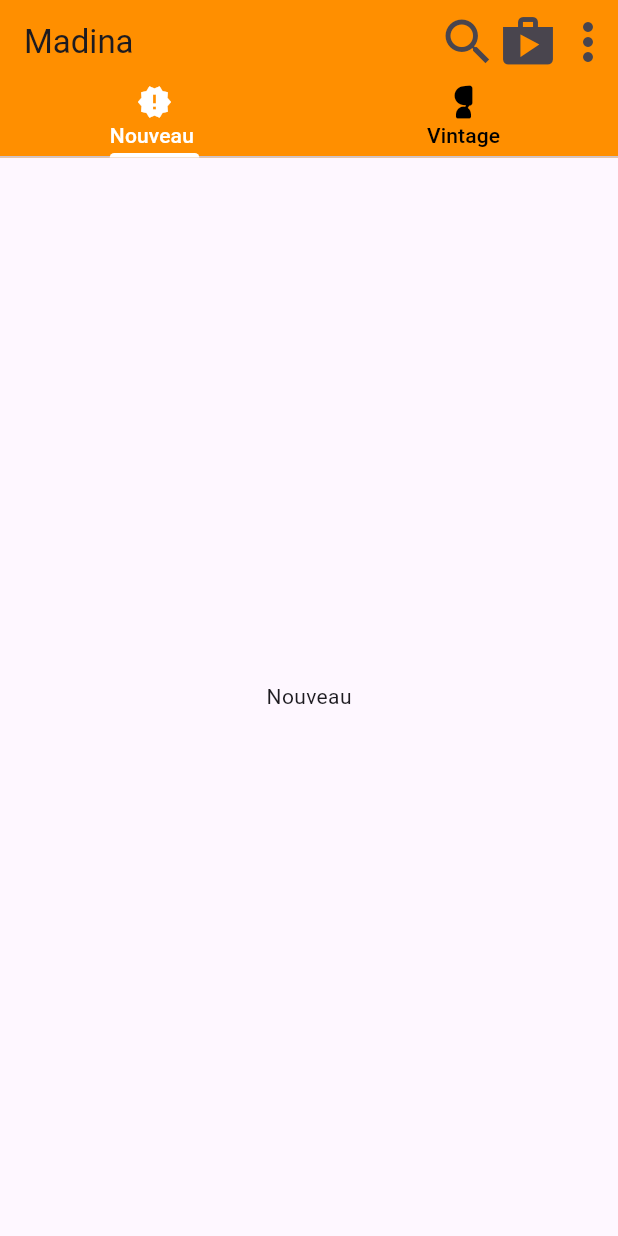
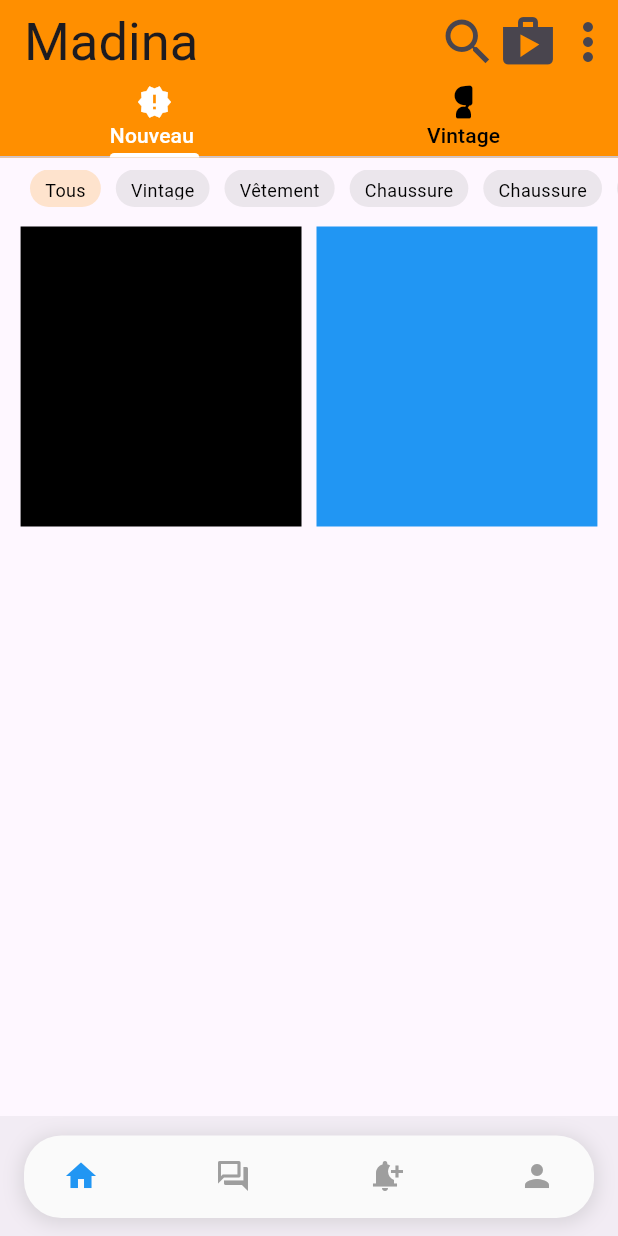
Before and after one commit to ciretaadou/madina, a Flutter app: the screen it shows after launch, on a phone screen of 412 x 824 dp. Run offline on Flutter 3.47's test engine with Material 3 defaults, Android fonts, the light colour scheme and no system bars.

Commit message:
ajout deuxieme commit

```diff
--- a/lib/home_page.dart
+++ b/lib/index/home_page.dart
@@ -14,47 +14,6 @@ class _HomePageState extends State<HomePage> {
   @override
   Widget build(BuildContext context) {
     return  Scaffold(
-      appBar: AppBar(
-        title: Text("Madina"),
-        backgroundColor: col_pp,
-
-          actions: [
-
-            ///----- rechercher
-            GestureDetector(
-              onTap: () {
-
-              },
-              child: Icon(
-                Icons.search, size: 40,
-              ),
-            ),
-
-            ///----- panier
-            GestureDetector(
-              onTap: () {
-
-              },
-              child: Icon(
-                Icons.shop, size: 40,
-              ),
-            ),
-
-            ///----- parametre
-            GestureDetector(
-              onTap: () {
-
-              },
-              child: Icon(
-                Icons.more_vert, size: 40,
-              ),
-            ),
-
-
-
-          ],
-
-      ),
 
 
       body:  DefaultTabController(
--- /dev/null
+++ b/lib/index/index.dart
@@ -0,0 +1,197 @@
+import 'dart:core';
+import 'package:flutter/material.dart';
+import 'package:madina/couleur_page.dart';
+import 'package:madina/index/home_page.dart';
+import 'package:madina/index/message_page.dart';
+import 'package:madina/index/notification_page.dart';
+import 'package:madina/index/profil_page.dart';
+
+
+class IndexMadina extends StatefulWidget {
+
+  @override
+  State<IndexMadina> createState() => _IndexLaureatState();
+
+}
+
+class _IndexLaureatState extends State<IndexMadina> {
+
+  int currentTab = 0;
+
+  /// la page active
+  Widget currentScreen = HomePage();
+
+  final PageStorageBucket bucket = PageStorageBucket();
+
+  @override
+  Widget build(BuildContext context) {
+
+    return Scaffold(
+
+      appBar: AppBar(
+        title: Text("Madina", style: TextStyle(fontSize: 35),),
+        backgroundColor: col_pp,
+
+        actions: [
+
+          ///----- rechercher
+          GestureDetector(
+            onTap: () {
+
+            },
+            child: Icon(
+              Icons.search, size: 40,
+            ),
+          ),
+
+          ///----- panier
+          GestureDetector(
+            onTap: () {
+
+            },
+            child: Icon(
+              Icons.shop, size: 40,
+            ),
+          ),
+
+          ///----- parametre
+          GestureDetector(
+            onTap: () {
+
+            },
+            child: Icon(
+              Icons.more_vert, size: 40,
+            ),
+          ),
+
+
+
+        ],
+
+      ),
+
+      body: PageStorage(
+        child: currentScreen,
+        bucket: bucket,
+      ),
+
+      bottomNavigationBar: BottomAppBar(
+        shape: CircularNotchedRectangle(),
+
+        // color: Colors.transparent,
+        child: Container(
+          height: 75,
+
+          /// l'arrondi du bottom
+          margin: EdgeInsets.only(top: 1),
+          padding: EdgeInsets.symmetric(horizontal: 10, vertical: 15),
+          decoration: BoxDecoration(
+              color: Colors.grey.shade50,
+              borderRadius: BorderRadius.only(
+
+                topLeft: Radius.circular(25),
+                topRight: Radius.circular(25),
+                bottomLeft: Radius.circular(25),
+                bottomRight: Radius.circular(25),
+
+              ),
+              boxShadow: [
+                BoxShadow(
+                  color: Colors.grey.withOpacity(0.3),
+                  blurRadius: 10,
+                  spreadRadius: 2,
+                  offset: Offset(0, 2),
+                )
+              ]
+          ),
+
+
+          child: Row(
+            mainAxisAlignment: MainAxisAlignment.spaceBetween,
+            children: [
+
+
+              MaterialButton(
+                minWidth: 40,
+                onPressed: () {
+                  setState(() {
+                    currentScreen = HomePage();
+                    currentTab = 0;
+                  });
+                },
+                child: Column(
+                  children: [
+                    new Icon(Icons.home,
+                        color: currentTab == 0 ? Colors.blue : Colors
+                            .grey),
+                  ],
+                ),
+
+              ),
+
+              MaterialButton(
+                minWidth: 40,
+                onPressed: () {
+                  setState(() {
+                    currentScreen = MessagePage();
+                    currentTab = 1;
+                  });
+                },
+
+                child: Column(
+                  children: [
+                    new Icon(Icons.forum_outlined,
+                        color: currentTab == 1 ? Colors.blue : Colors
+                            .grey),
+                  ],
+                ),
+
+              ),
+
+
+              MaterialButton(
+                minWidth: 40,
+                onPressed: () {
+                  setState(() {
+                    currentScreen = NotificationPage();
+                    currentTab = 2;
+                  });
+                },
+                child: Column(
+                  children: [
+                    new Icon(Icons.notification_add,
+                        color: currentTab == 2 ? Colors.blue : Colors
+                            .grey),
+                  ],
+                ),
+
+              ),
+              MaterialButton(
+                minWidth: 40,
+                onPressed: () {
+                  setState(() {
+                    currentScreen = ProfilPage();
+                    currentTab = 3;
+                  });
+                },
+                child: Column(
+                  children: [
+
+                    new Icon(Icons.person,
+                        color: currentTab == 3 ? Colors.blue : Colors
+                            .grey),
+                  ],
+                ),
+
+              ),
+
+
+            ],
+          ),
+        ),
+      ), // This trailing comma makes auto-formatting nicer for build methods.
+
+    );
+
+  }
+}
--- /dev/null
+++ b/lib/index/message_page.dart
@@ -0,0 +1,21 @@
+import 'package:flutter/material.dart';
+
+class MessagePage extends StatefulWidget {
+  const MessagePage({super.key});
+
+  @override
+  State<MessagePage> createState() => _MessagePageState();
+}
+
+class _MessagePageState extends State<MessagePage> {
+  @override
+  Widget build(BuildContext context) {
+    return  Scaffold(
+
+
+        body:  Center(
+          child: Text("Message page"),
+        )
+    );
+  }
+}
--- /dev/null
+++ b/lib/index/notification_page.dart
@@ -0,0 +1,21 @@
+import 'package:flutter/material.dart';
+
+class NotificationPage  extends StatefulWidget {
+  const NotificationPage({super.key});
+
+  @override
+  State<NotificationPage> createState() => _NotificationPageState();
+}
+
+class _NotificationPageState extends State<NotificationPage> {
+  @override
+  Widget build(BuildContext context) {
+    return  Scaffold(
+
+
+        body:  Center(
+          child: Text("Notification page"),
+        )
+    );
+  }
+}
--- /dev/null
+++ b/lib/index/profil_page.dart
@@ -0,0 +1,21 @@
+import 'package:flutter/material.dart';
+
+class ProfilPage  extends StatefulWidget {
+  const ProfilPage({super.key});
+
+  @override
+  State<ProfilPage> createState() => _ProfilPageState();
+}
+
+class _ProfilPageState extends State<ProfilPage> {
+  @override
+  Widget build(BuildContext context) {
+    return  Scaffold(
+
+
+        body:  Center(
+          child: Text("Profil page"),
+        )
+    );
+  }
+}
--- a/lib/main.dart
+++ b/lib/main.dart
@@ -1,5 +1,6 @@
 import 'package:flutter/material.dart';
-import 'package:madina/home_page.dart';
+import 'package:madina/index/home_page.dart';
+import 'package:madina/index/index.dart';
 void main() {
   runApp(const MyApp());
 }
@@ -18,7 +19,7 @@ class MyApp extends StatelessWidget {
         colorScheme: ColorScheme.fromSeed(seedColor: Colors.deepPurple),
         useMaterial3: true,
       ),
-      home: const HomePage(),
+      home:  IndexMadina(),
     );
   }
 }
--- a/lib/nouveau.dart
+++ b/lib/nouveau.dart
@@ -1,4 +1,5 @@
 import 'package:flutter/material.dart';
+import 'package:madina/couleur_page.dart';
 
 
 
@@ -23,8 +24,91 @@ class _NouveauState extends State<Nouveau> {
 
   @override
   Widget build(BuildContext context) {
-    return Center(
-      child: Text("Nouveau"),
+    return ListView(
+      children: [
+
+        SizedBox(height: 8),
+        Container(
+            width: MediaQuery.of(context).size.width,
+            height: 25,
+            child: ListView(
+              scrollDirection: Axis.horizontal,
+              children: <Widget>[
+                SizedBox(width: 20),
+                _categorie("Tous", col_pp, height: 5),
+                SizedBox(width: 10),
+                _categorie("Vintage", Colors.grey, height: 5),
+                SizedBox(width: 10),
+                _categorie("Vêtement", Colors.grey, height: 5),
+                SizedBox(width: 10),
+                _categorie("Chaussure", Colors.grey, height: 5),
+                SizedBox(width: 10),
+                _categorie("Chaussure", Colors.grey, height: 5),
+                SizedBox(width: 10),
+                _categorie("Chaussure", Colors.grey, height: 5),
+                SizedBox(width: 10),
+                _categorie("Chaussure", Colors.grey, height: 5),
+                SizedBox(width: 10),
+                _categorie("Chaussure", Colors.grey, height: 5),
+                SizedBox(width: 10),
+                _categorie("Chaussure", Colors.grey, height: 5),
+                SizedBox(width: 10),
+                _categorie("Chaussure", Colors.grey, height: 5),
+              ],
+            )),
+        SizedBox(height: 8),
+        Row(
+          mainAxisAlignment: MainAxisAlignment.center,
+          children: [
+            Container(
+              margin: EdgeInsets.all(5),
+              width: MediaQuery.of(context).size.width / 2.2,
+              height: 200,
+              color: Colors.black,
+              child: Column(
+                children: [
+                  Container(
+                    height: 170,
+                    clipBehavior: Clip.hardEdge,
+                    width: MediaQuery.of(context).size.width * .34,
+                    decoration: BoxDecoration(
+                      borderRadius: BorderRadius.circular(12),
+                      //image: DecorationImage(
+                        //image: AssetImage("images/findo.jpg")
+                     // )
+                    ),
+                  ),
+                ],
+              ),
+            ),
+            Container(
+              margin: EdgeInsets.all(5),
+              width: MediaQuery.of(context).size.width / 2.2,
+              height: 200,
+              color: Colors.blue,
+            ),
+          ],
+        )
+      ],
     );
   }
+
+  Widget _categorie(String text, Color textColor,
+      {double height = 0, bool isPrimaryCard = false}) {
+    return Container(
+      alignment: Alignment.center,
+      padding: EdgeInsets.symmetric(horizontal: 10, vertical: height),
+      decoration: BoxDecoration(
+        borderRadius: BorderRadius.all(Radius.circular(15)),
+        color: textColor.withAlpha(isPrimaryCard ? 200 : 50),
+      ),
+      child: Text(
+        text,
+        style: TextStyle(
+            color: Colors.black, fontSize: 12),
+      ),
+    );
+  }
+
+
 }
--- a/pubspec.yaml
+++ b/pubspec.yaml
@@ -59,8 +59,8 @@ flutter:
   uses-material-design: true
 
   # To add assets to your application, add an assets section, like this:
-  # assets:
-  #   - images/a_dot_burr.jpeg
+  assets:
+    - images/
   #   - images/a_dot_ham.jpeg
 
   # An image asset can refer to one or more resolution-specific "variants", see
```
Also changed, not shown: images/findo.jpg (added).
